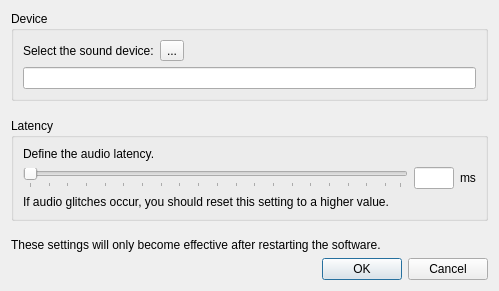
Qt form src/audio_config.ui (Wohlstand/OPL3BankEditor) before a commit.
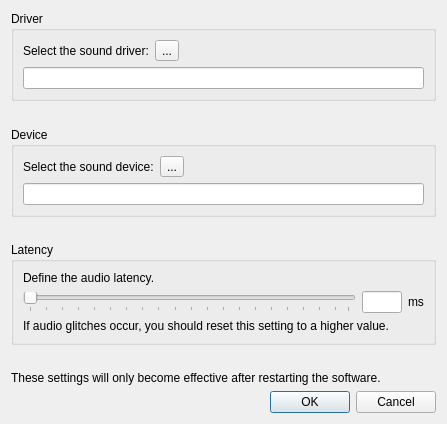
The same form after that commit.

Commit message: Choice of audio driver

```diff
--- a/src/audio_config.ui
+++ b/src/audio_config.ui
@@ -6,14 +6,74 @@
    <rect>
     <x>0</x>
     <y>0</y>
-    <width>499</width>
-    <height>291</height>
+    <width>447</width>
+    <height>424</height>
    </rect>
   </property>
   <property name="windowTitle">
    <string>Audio configuration</string>
   </property>
-  <layout class="QVBoxLayout" name="verticalLayout_3">
+  <layout class="QVBoxLayout" name="verticalLayout_4">
+   <item>
+    <widget class="QGroupBox" name="groupBox_3">
+     <property name="title">
+      <string>Driver</string>
+     </property>
+     <layout class="QVBoxLayout" name="verticalLayout_3">
+      <item>
+       <layout class="QHBoxLayout" name="horizontalLayout_3">
+        <item>
+         <widget class="QLabel" name="label_6">
+          <property name="text">
+           <string>Select the sound driver:</string>
+          </property>
+         </widget>
+        </item>
+        <item>
+         <widget class="QToolButton" name="btnChooseDriver">
+          <property name="text">
+           <string notr="true">...</string>
+          </property>
+         </widget>
+        </item>
+        <item>
+         <spacer name="horizontalSpacer_2">
+          <property name="orientation">
+           <enum>Qt::Horizontal</enum>
+          </property>
+          <property name="sizeHint" stdset="0">
+           <size>
+            <width>40</width>
+            <height>20</height>
+           </size>
+          </property>
+         </spacer>
+        </item>
+       </layout>
+      </item>
+      <item>
+       <widget class="QLineEdit" name="ctlDriverNameEdit">
+        <property name="readOnly">
+         <bool>true</bool>
+        </property>
+       </widget>
+      </item>
+     </layout>
+    </widget>
+   </item>
+   <item>
+    <spacer name="verticalSpacer_3">
+     <property name="orientation">
+      <enum>Qt::Vertical</enum>
+     </property>
+     <property name="sizeHint" stdset="0">
+      <size>
+       <width>20</width>
+       <height>0</height>
+      </size>
+     </property>
+    </spacer>
+   </item>
    <item>
     <widget class="QGroupBox" name="groupBox_2">
      <property name="title">
```
The commit also changes 7 other files.
